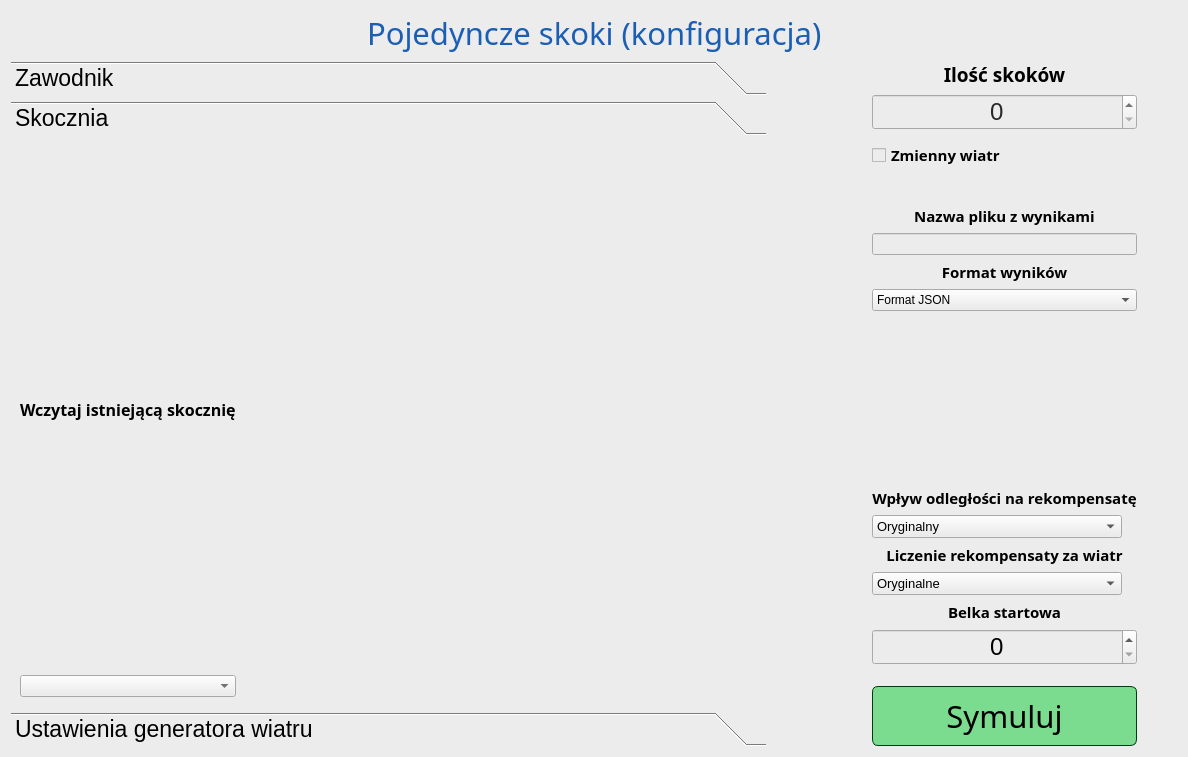
The window that UI/SingleJumps/SingleJumpsConfigWindow.ui (SiekamCebule/sj-sim) describes before a commit, drawn with Qt 5.
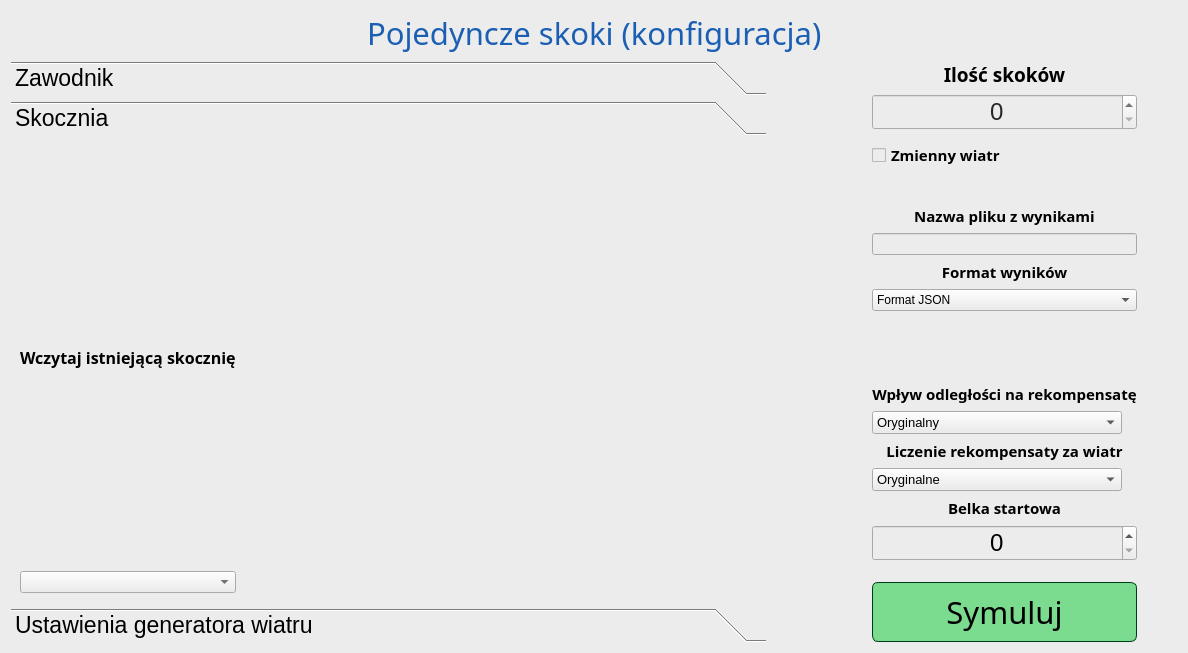
The same window after the commit. The open tabs and pages were chosen to show the change.

```diff
--- a/UI/SingleJumps/SingleJumpsConfigWindow.ui
+++ b/UI/SingleJumps/SingleJumpsConfigWindow.ui
@@ -7,9 +7,15 @@
     <x>0</x>
     <y>0</y>
     <width>1188</width>
-    <height>757</height>
+    <height>653</height>
    </rect>
   </property>
+  <property name="sizePolicy">
+   <sizepolicy hsizetype="Minimum" vsizetype="Minimum">
+    <horstretch>0</horstretch>
+    <verstretch>0</verstretch>
+   </sizepolicy>
+  </property>
   <property name="windowTitle">
    <string>Konfiguracja pojedynczych skoków</string>
   </property>
@@ -167,8 +173,8 @@
          <rect>
           <x>0</x>
           <y>0</y>
-          <width>295</width>
-          <height>617</height>
+          <width>752</width>
+          <height>570</height>
          </rect>
         </property>
         <attribute name="label">
```
Left out of the diff: 6 changed lines with no effect on the pictures.
